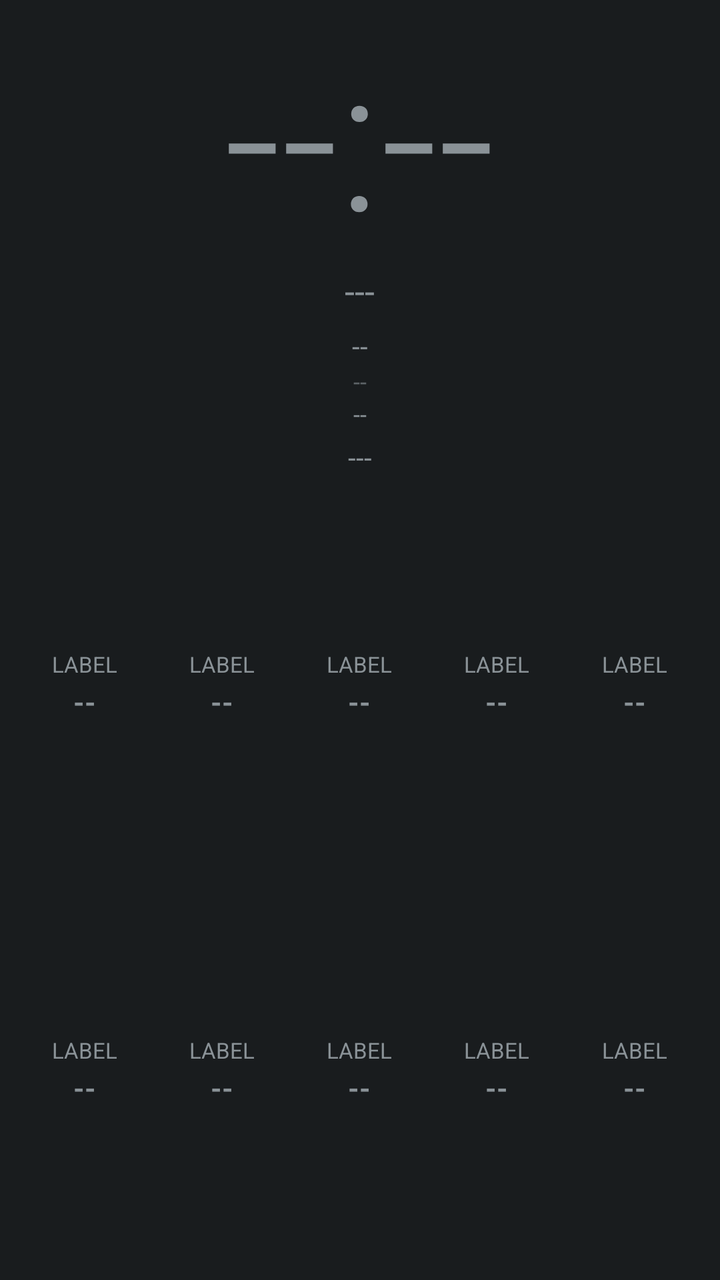
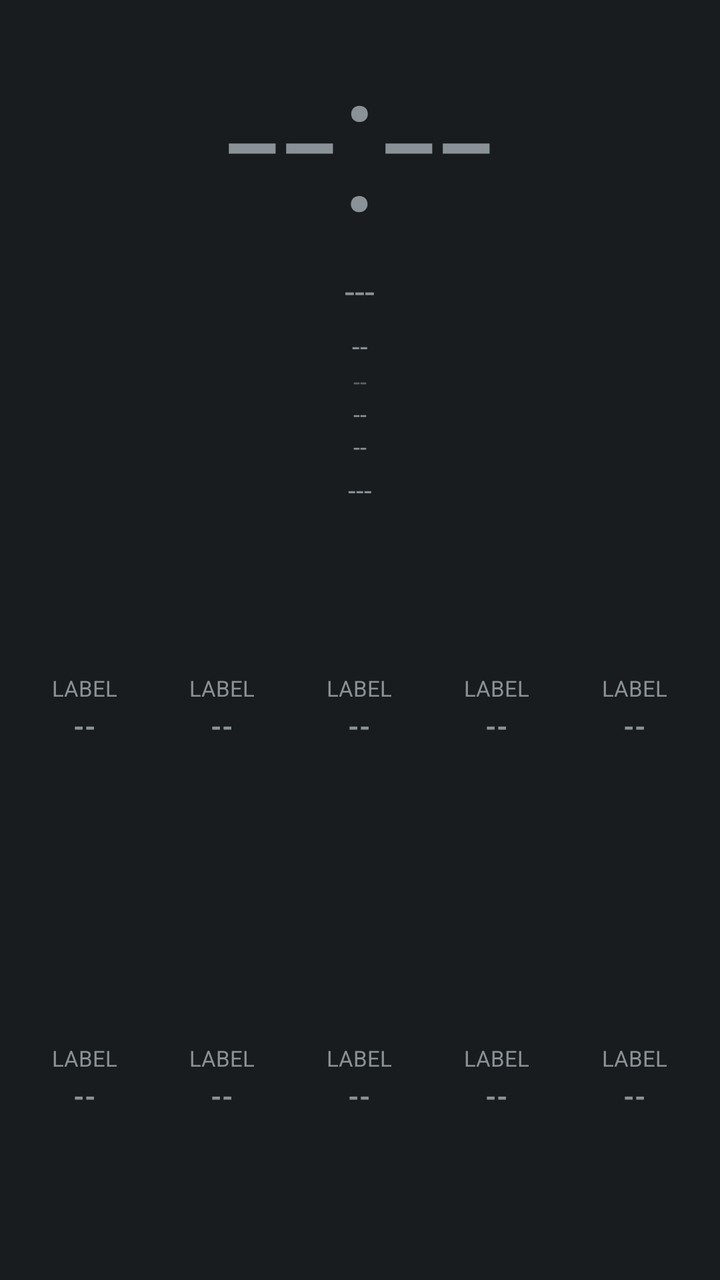

Two renders of the same Android screen: before a commit and after it. Below are the layout's source before the change and the commit's diff.
<!-- AndroidManifest.xml: application theme android:Theme.DeviceDefault.NoActionBar -->
<!-- res/layout/aod_layout_ticker.xml -->
<?xml version="1.0" encoding="utf-8"?>
<LinearLayout xmlns:android="http://schemas.android.com/apk/res/android"
    android:id="@+id/bg_root"
    android:layout_width="match_parent"
    android:layout_height="match_parent"
    android:orientation="vertical">

    <LinearLayout
        android:layout_width="match_parent"
        android:layout_height="wrap_content"
        android:gravity="center"
        android:orientation="vertical">

        <TextView
            android:id="@+id/clock"
            android:layout_width="wrap_content"
            android:layout_height="wrap_content"
            android:textSize="100sp"
            android:fontFamily="sans-serif-light"
            android:text="--:--" />

        <TextView
            android:id="@+id/date"
            android:layout_width="wrap_content"
            android:layout_height="wrap_content"
            android:textSize="18sp"
            android:text="---" />

        <TextView
            android:id="@+id/health_badge"
            android:layout_width="wrap_content"
            android:layout_height="wrap_content"
            android:textSize="14sp"
            android:textAllCaps="true"
            android:layout_marginTop="6dp"
            android:text="--" />

        <TextView
            android:id="@+id/perf_badge"
            android:layout_width="wrap_content"
            android:layout_height="wrap_content"
            android:textSize="12sp"
            android:alpha="0.6"
            android:text="--" />

        <TextView
            android:id="@+id/net_type_badge"
            android:layout_width="wrap_content"
            android:layout_height="wrap_content"
            android:textSize="12sp"
            android:text="--" />

        <TextView
            android:id="@+id/panchang"
            android:layout_width="wrap_content"
            android:layout_height="wrap_content"
            android:textSize="14sp"
            android:layout_marginTop="4dp"
            android:text="---" />

        <TextView
            android:id="@+id/muhurat_badge"
            android:layout_width="wrap_content"
            android:layout_height="wrap_content"
            android:textSize="14sp"
            android:textStyle="bold"
            android:visibility="gone"
            android:text="--" />
    </LinearLayout>

    
    <LinearLayout
        android:id="@+id/panel_1"
        android:layout_width="match_parent"
        android:layout_height="0dp"
        android:layout_weight="1"
        android:orientation="vertical"
        android:padding="8dp">

        <LinearLayout android:layout_width="match_parent" android:layout_height="0dp" android:layout_weight="1" android:orientation="horizontal">
            <include layout="@layout/aod_row_ticker" android:id="@+id/row0" android:layout_width="0dp" android:layout_height="match_parent" android:layout_weight="1" />
            <include layout="@layout/aod_row_ticker" android:id="@+id/row1" android:layout_width="0dp" android:layout_height="match_parent" android:layout_weight="1" />
            <include layout="@layout/aod_row_ticker" android:id="@+id/row2" android:layout_width="0dp" android:layout_height="match_parent" android:layout_weight="1" />
            <include layout="@layout/aod_row_ticker" android:id="@+id/row3" android:layout_width="0dp" android:layout_height="match_parent" android:layout_weight="1" />
            <include layout="@layout/aod_row_ticker" android:id="@+id/row4" android:layout_width="0dp" android:layout_height="match_parent" android:layout_weight="1" />
        </LinearLayout>
        <LinearLayout android:layout_width="match_parent" android:layout_height="0dp" android:layout_weight="1" android:orientation="horizontal">
            <include layout="@layout/aod_row_ticker" android:id="@+id/row5" android:layout_width="0dp" android:layout_height="match_parent" android:layout_weight="1" />
            <include layout="@layout/aod_row_ticker" android:id="@+id/row6" android:layout_width="0dp" android:layout_height="match_parent" android:layout_weight="1" />
            <include layout="@layout/aod_row_ticker" android:id="@+id/row7" android:layout_width="0dp" android:layout_height="match_parent" android:layout_weight="1" />
            <include layout="@layout/aod_row_ticker" android:id="@+id/row8" android:layout_width="0dp" android:layout_height="match_parent" android:layout_weight="1" />
            <include layout="@layout/aod_row_ticker" android:id="@+id/row9" android:layout_width="0dp" android:layout_height="match_parent" android:layout_weight="1" />
        </LinearLayout>
    </LinearLayout>

</LinearLayout>
<!-- res/layout/aod_row_ticker.xml (included above) -->
<?xml version="1.0" encoding="utf-8"?>
<LinearLayout xmlns:android="http://schemas.android.com/apk/res/android"
    android:layout_width="wrap_content"
    android:layout_height="wrap_content"
    android:layout_margin="4dp"
    android:orientation="vertical"
    android:gravity="center">

    
    <TextView
        android:id="@+id/stat_label"
        android:layout_width="match_parent"
        android:layout_height="wrap_content"
        android:gravity="center_horizontal"
        android:textSize="11sp"
        android:textAllCaps="true"
        android:maxLines="2"
        android:text="Label" />

    <TextView
        android:id="@+id/stat_value"
        android:layout_width="match_parent"
        android:layout_height="wrap_content"
        android:layout_marginTop="2dp"
        android:gravity="center_horizontal"
        android:textStyle="bold"
        android:maxLines="1"
        android:autoSizeTextType="uniform"
        android:autoSizeMinTextSize="10sp"
        android:autoSizeMaxTextSize="20sp"
        android:autoSizeStepGranularity="1sp"
        android:text="--" />

</LinearLayout>
<!-- resources referenced by this layout -->
<resources>

</resources>

<!-- the commit's change to res/layout/aod_layout_ticker.xml (unified diff, before → after) -->
@@ -45,6 +45,13 @@
 
         <TextView
             android:id="@+id/net_type_badge"
+            android:layout_width="wrap_content"
+            android:layout_height="wrap_content"
+            android:textSize="12sp"
+            android:text="--" />
+
+        <TextView
+            android:id="@+id/akd_badge"
             android:layout_width="wrap_content"
             android:layout_height="wrap_content"
             android:textSize="12sp"
